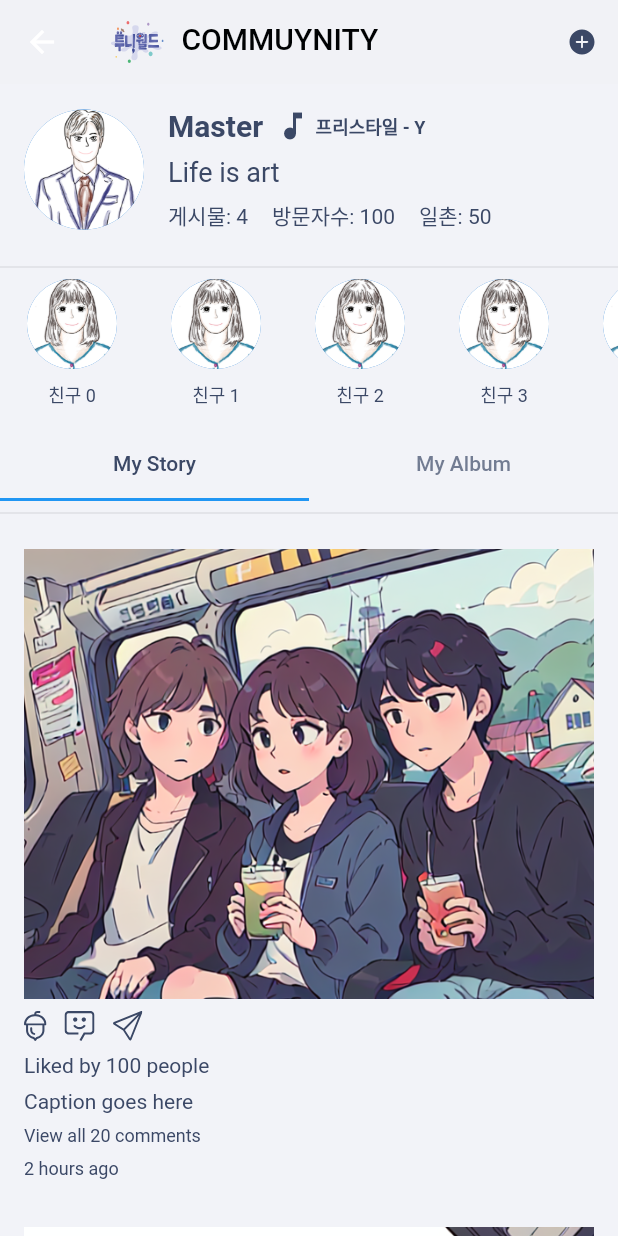
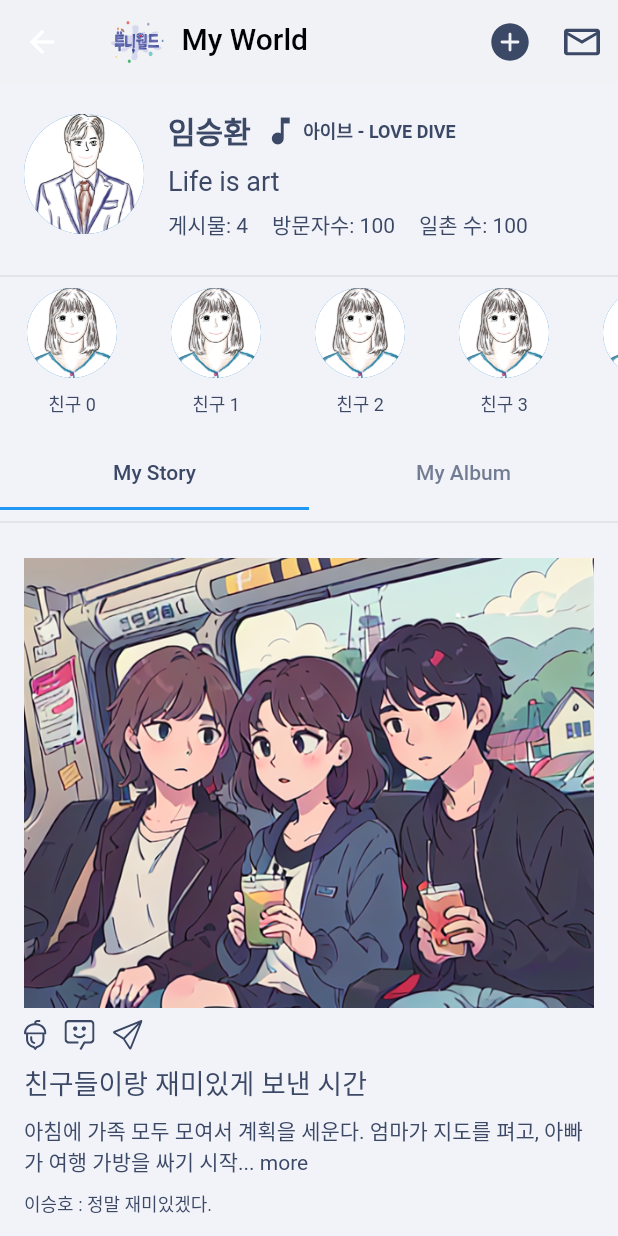
Before and after one commit to AutoToon-SKT/TooniWorld-Client, a Flutter app: the MyAccountPage screen opened by its route, on a phone screen of 412 x 824 dp. Run offline on Flutter 3.47's test engine with Material 2 defaults, Android fonts, the light colour scheme and no system bars; our stand-ins replace flutter_svg, fluttertoast; Roboto replaces fonts that are missing (moebiusBold, moebiusRegular).

Commit message:
FIX : myalbum.dart screen

```diff
--- a/lib/screen/myalbum.dart
+++ b/lib/screen/myalbum.dart
@@ -35,7 +35,7 @@ class MyAccountPage extends StatelessWidget {
               ),
               SizedBox(width: 10),
               Text(
-                'COMMUYNITY',
+                'My World',
                 style: TextStyle(
                   fontSize: 20,
                   fontFamily: 'moebiusBold',
@@ -44,18 +44,29 @@ class MyAccountPage extends StatelessWidget {
               ),
             ],
           ),
-          backgroundColor: Color(0xffF1F2F6), // AppBar 배경색 투명하게 설정
+          backgroundColor: Color(0xffF1F2F6),
           elevation: 0,
           actions: [
             IconButton(
               icon: SvgPicture.asset(
                 'assets/icons/album/plus.svg',
+                width: 30,
+                height: 30,
               ),
               onPressed: () {
-                Navigator.pushNamed(context, '/input'); // '/input' 경로로 이동
+                Navigator.pushNamed(context, '/input');
               },
             ),
-          ], // AppBar의 그림자 효과 제거
+            IconButton(
+              icon: SvgPicture.asset(
+                'assets/icons/album/message.svg',
+              ),
+              onPressed: () {
+                // 메시지 아이콘을 터치했을 때 실행될 동작 추가
+                // 예를 들어 메시지 창을 열거나 다른 페이지로 이동할 수 있음
+              },
+            ),
+          ],
         ),
         body: Column(
           children: [
@@ -75,7 +86,7 @@ class MyAccountPage extends StatelessWidget {
                       Row(
                         children: [
                           Text(
-                            'Master',
+                            '임승환',
                             style: TextStyle(
                               color: Color(0xff3B4866),
                               fontSize: 20,
@@ -91,7 +102,7 @@ class MyAccountPage extends StatelessWidget {
                           // 음악 아이콘 추가
                           SizedBox(width: 3),
                           Text(
-                            '프리스타일 - Y',
+                            '아이브 - LOVE DIVE',
                             style: TextStyle(
                               color: Color(0xff3B4866),
                               fontSize: 12,
@@ -132,7 +143,7 @@ class MyAccountPage extends StatelessWidget {
                           ),
                           SizedBox(width: 16.0),
                           Text(
-                            '일촌: 50',
+                            '일촌 수: 100',
                             style: TextStyle(
                               color: Color(0xff3B4866),
                               fontSize: 14,
@@ -226,7 +237,16 @@ class MyAccountPage extends StatelessWidget {
                             ),
                             SizedBox(height: 8.0),
                             Text(
-                              'Liked by 100 people',
+                              '친구들이랑 재미있게 보낸 시간',
+                              style: TextStyle(
+                                color: Color(0xff3B4866),
+                                fontSize: 18,
+                                fontFamily: 'moebiusBold',
+                              ),
+                            ),
+                            SizedBox(height: 8.0),
+                            Text(
+                              '아침에 가족 모두 모여서 계획을 세운다. 엄마가 지도를 펴고, 아빠가 여행 가방을 싸기 시작... more',
                               style: TextStyle(
                                 color: Color(0xff3B4866),
                                 fontSize: 14,
@@ -235,16 +255,7 @@ class MyAccountPage extends StatelessWidget {
                             ),
                             SizedBox(height: 8.0),
                             Text(
-                              'Caption goes here',
-                              style: TextStyle(
-                                color: Color(0xff3B4866),
-                                fontSize: 14,
-                                fontFamily: 'moebiusRegular',
-                              ),
-                            ),
-                            SizedBox(height: 8.0),
-                            Text(
-                              'View all 20 comments',
+                              '이승호 : 정말 재미있겠다.',
                               style: TextStyle(
                                 color: Color(0xff3B4866),
                                 fontSize: 12,
@@ -252,14 +263,6 @@ class MyAccountPage extends StatelessWidget {
                               ),
                             ),
                             SizedBox(height: 8.0),
-                            Text(
-                              '2 hours ago',
-                              style: TextStyle(
-                                color: Color(0xff3B4866),
-                                fontSize: 12,
-                                fontFamily: 'moebiusRegular',
-                              ),
-                            ),
                           ],
                         ),
                       );
```
Also changed, not shown: assets/icons/album/message.svg (added).
